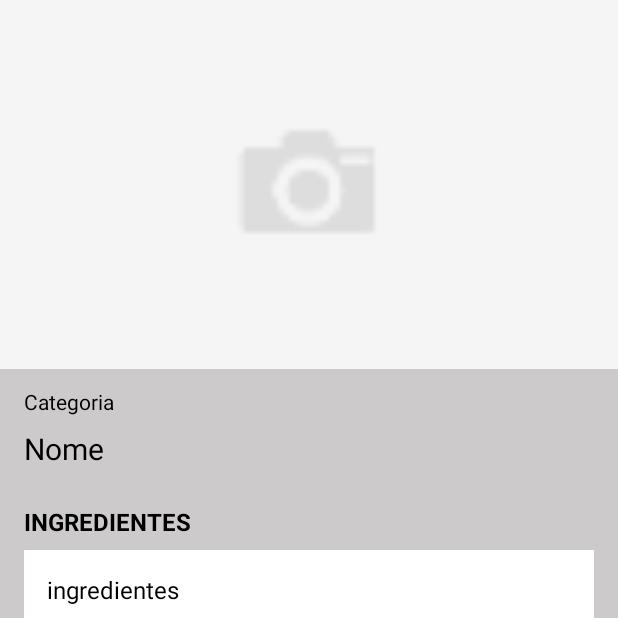
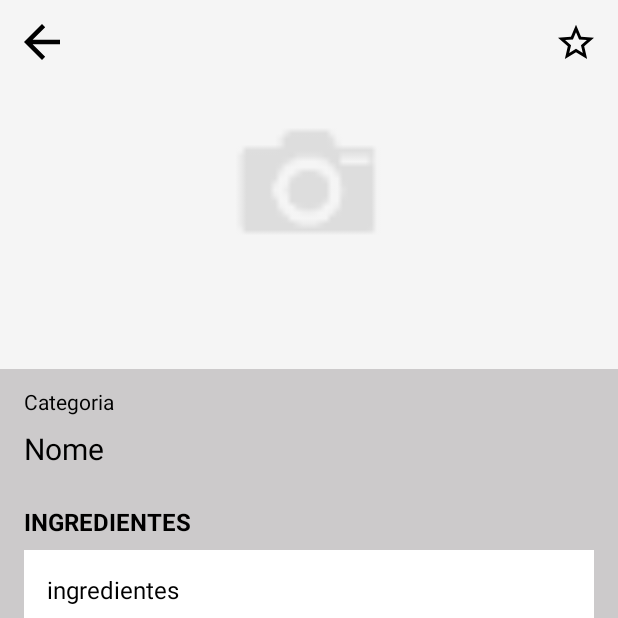
Before and after one commit to geanbrandao/ReceitasApp, an Android app: the DetalhesActivity screen opened directly, with no data from a screen before it, on a phone screen of 412 x 824 dp, the top half of it. Run offline under Robolectric (Android 15) with nearby library versions, the phone set to English and light mode, and no system bars; pictures from the network do not load; Roboto replaces fonts that are not available here.

Commit message:
Botão voltar na tela detalhes funcionando.

```diff
--- a/app/src/main/java/com/geanbrandao/gean/reiceitasapp/DetalhesActivity.java
+++ b/app/src/main/java/com/geanbrandao/gean/reiceitasapp/DetalhesActivity.java
@@ -2,6 +2,8 @@ package com.geanbrandao.gean.reiceitasapp;
 
 import android.support.v7.app.AppCompatActivity;
 import android.os.Bundle;
+import android.view.View;
+import android.widget.ImageButton;
 import android.widget.ImageView;
 import android.widget.TextView;
 
@@ -12,6 +14,7 @@ public class DetalhesActivity extends AppCompatActivity {
 
     private ImageView imageView;
     private TextView mDetNome, mDetCategoria, mDetIngredientes;
+    private ImageButton mVoltar;
     /*
     lembrar de modificar a url da imagem para alterar o tamanho dela
      */
@@ -24,6 +27,7 @@ public class DetalhesActivity extends AppCompatActivity {
         mDetNome = findViewById(R.id.tv_det_nome);
         mDetCategoria = findViewById(R.id.tv_det_categorias);
         mDetIngredientes = findViewById(R.id.tv_ingredientes);
+        mVoltar = findViewById(R.id.ib_voltar);
 
         Bundle bundle = getIntent().getExtras();
         if(bundle != null) {
@@ -44,6 +48,16 @@ public class DetalhesActivity extends AppCompatActivity {
                     .into(imageView);
         }
 
+        mVoltar.setOnClickListener(new View.OnClickListener() {
+            @Override
+            public void onClick(View view) {
+                finish();
+            }
+        });
+    }
 
+    @Override
+    public void finish() {
+        super.finish();
     }
 }
--- /dev/null
+++ b/app/src/main/res/drawable-anydpi/ic_action_back_black.xml
@@ -0,0 +1,13 @@
+<vector xmlns:android="http://schemas.android.com/apk/res/android"
+    android:width="24dp"
+    android:height="24dp"
+    android:viewportWidth="16"
+    android:viewportHeight="16"
+    android:tint="#000000">
+  <group android:translateX="-4"
+      android:translateY="-4">
+      <path
+          android:fillColor="#FF000000"
+          android:pathData="M20,11H7.83l5.59,-5.59L12,4l-8,8 8,8 1.41,-1.41L7.83,13H20v-2z"/>
+  </group>
+</vector>
--- /dev/null
+++ b/app/src/main/res/drawable-anydpi/ic_action_star_border_black.xml
@@ -0,0 +1,13 @@
+<vector xmlns:android="http://schemas.android.com/apk/res/android"
+    android:width="24dp"
+    android:height="24dp"
+    android:viewportWidth="20"
+    android:viewportHeight="20"
+    android:tint="#000000">
+  <group android:translateX="-2"
+      android:translateY="-1.5833334">
+      <path
+          android:fillColor="#FF000000"
+          android:pathData="M22,9.24l-7.19,-0.62L12,2 9.19,8.63 2,9.24l5.46,4.73L5.82,21 12,17.27 18.18,21l-1.63,-7.03L22,9.24zM12,15.4l-3.76,2.27 1,-4.28 -3.32,-2.88 4.38,-0.38L12,6.1l1.71,4.04 4.38,0.38 -3.32,2.88 1,4.28L12,15.4z"/>
+  </group>
+</vector>
--- /dev/null
+++ b/app/src/main/res/drawable-anydpi/ic_action_star_yellow.xml
@@ -0,0 +1,13 @@
+<vector xmlns:android="http://schemas.android.com/apk/res/android"
+    android:width="24dp"
+    android:height="24dp"
+    android:viewportWidth="20"
+    android:viewportHeight="20"
+    android:tint="#FEFF00">
+  <group android:translateX="-2"
+      android:translateY="-1.5833334">
+      <path
+          android:fillColor="#FF000000"
+          android:pathData="M12,17.27L18.18,21l-1.64,-7.03L22,9.24l-7.19,-0.61L12,2 9.19,8.63 2,9.24l5.46,4.73L5.82,21z"/>
+  </group>
+</vector>
--- a/app/src/main/res/layout/activity_detalhes.xml
+++ b/app/src/main/res/layout/activity_detalhes.xml
@@ -120,6 +120,28 @@
                 app:layout_constraintEnd_toEndOf="@+id/tv_ingredientes_static"
                 app:layout_constraintStart_toStartOf="@+id/tv_ingredientes_static"
                 app:layout_constraintTop_toBottomOf="@+id/tv_ingredientes_static" />
+
+            <ImageButton
+                android:id="@+id/ib_voltar"
+                android:layout_width="wrap_content"
+                android:layout_height="wrap_content"
+                android:layout_marginStart="16dp"
+                android:layout_marginTop="16dp"
+                android:background="@android:color/transparent"
+                app:layout_constraintStart_toStartOf="parent"
+                app:layout_constraintTop_toTopOf="parent"
+                app:srcCompat="@drawable/ic_action_back_black" />
+
+            <ImageButton
+                android:id="@+id/ib_favorito"
+                android:layout_width="wrap_content"
+                android:layout_height="wrap_content"
+                android:layout_marginTop="16dp"
+                android:layout_marginEnd="16dp"
+                android:background="@android:color/transparent"
+                app:layout_constraintEnd_toEndOf="parent"
+                app:layout_constraintTop_toTopOf="parent"
+                app:srcCompat="@drawable/ic_action_star_border_black" />
         </android.support.constraint.ConstraintLayout>
     </ScrollView>
 
```
Also changed, not shown: app/src/main/res/drawable-hdpi/ic_action_back_black.png (added), app/src/main/res/drawable-hdpi/ic_action_star_border_black.png (added), app/src/main/res/drawable-hdpi/ic_action_star_yellow.png (added), app/src/main/res/drawable-mdpi/ic_action_back_black.png (added), app/src/main/res/drawable-mdpi/ic_action_star_border_black.png (added), app/src/main/res/drawable-mdpi/ic_action_star_yellow.png (added), app/src/main/res/drawable-xhdpi/ic_action_back_black.png (added), app/src/main/res/drawable-xhdpi/ic_action_star_border_black.png (added), app/src/main/res/drawable-xhdpi/ic_action_star_yellow.png (added), app/src/main/res/drawable-xxhdpi/ic_action_back_black.png (added), app/src/main/res/drawable-xxhdpi/ic_action_star_border_black.png (added), app/src/main/res/drawable-xxhdpi/ic_action_star_yellow.png (added).
